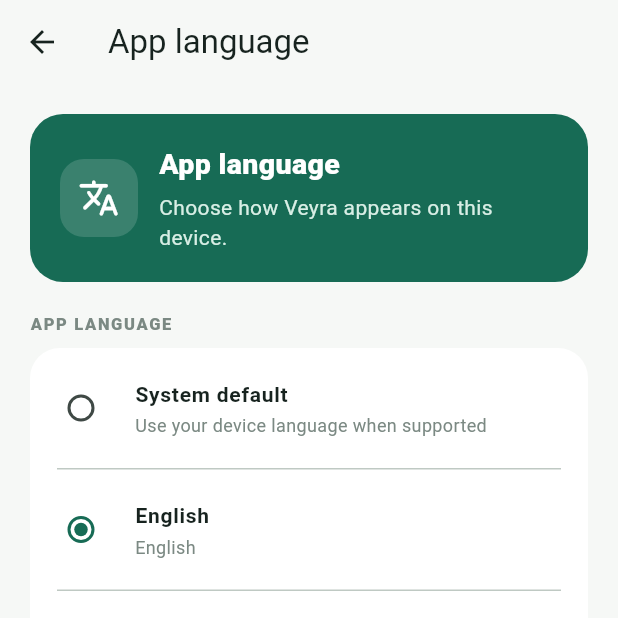
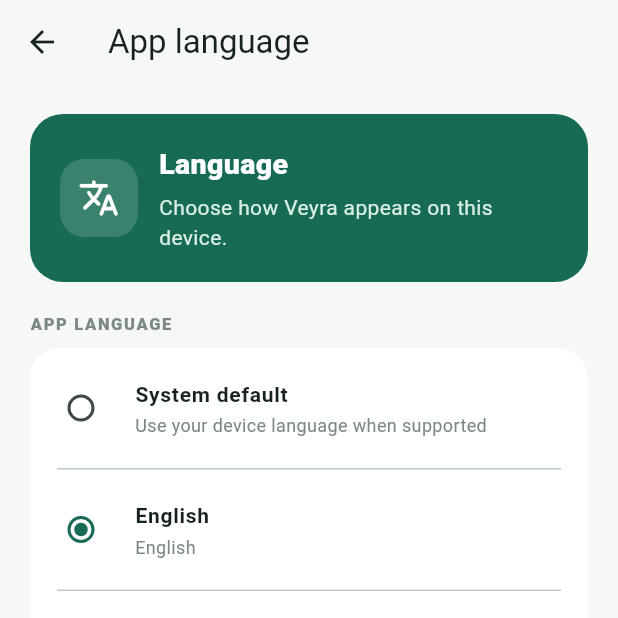
Before and after one commit to jejurkarabhya1-sketch/Chat, a Flutter app: the LanguageSettingsScreen screen opened directly, after a tap on "English", on a phone screen of 412 x 824 dp, the top half of it. Run offline on Flutter 3.47's test engine with Material 3 defaults, Android fonts, the light colour scheme and no system bars; our stand-ins replace file_picker, firebase_auth, firebase_core, firebase_messaging, shared_preferences; missing offline and left inert: cryptography; accounts and stored records are empty; network calls fail.

Commit message:
first commit 1`

```diff
--- a/mobile/lib/app_language.dart
+++ b/mobile/lib/app_language.dart
@@ -155,7 +155,7 @@
                 ),
                 const SizedBox(width: 14),
                 Expanded(child: Column(crossAxisAlignment: CrossAxisAlignment.start, children: [
-                  Text(tr(context, 'language_title'), style: const TextStyle(color: Colors.white, fontSize: 19, fontWeight: FontWeight.w800)),
+                  Text(tr(context, 'language'), style: const TextStyle(color: Colors.white, fontSize: 19, fontWeight: FontWeight.w800)),
                   const SizedBox(height: 5),
                   Text(tr(context, 'language_description'), style: const TextStyle(color: Color(0xFFD8EEE5), height: 1.4)),
                 ])),
--- a/mobile/lib/main.dart
+++ b/mobile/lib/main.dart
@@ -472,7 +472,7 @@
   @override Widget build(BuildContext context) => Scaffold(
     appBar: AppBar(leadingWidth: 42, titleSpacing: 4, title: Row(children: [CircleAvatar(backgroundColor: relayMint, child: Text(_initials(widget.title), style: const TextStyle(color: relayGreen, fontWeight: FontWeight.w800))), const SizedBox(width: 10), Expanded(child: Column(crossAxisAlignment: CrossAxisAlignment.start, children: [Text(widget.title, maxLines: 1, overflow: TextOverflow.ellipsis, style: const TextStyle(fontSize: 15, fontWeight: FontWeight.w800)), const Text('Conversation', style: TextStyle(fontSize: 11, color: muted))]))]), actions: [IconButton(onPressed: () {}, icon: const Icon(Icons.call_outlined)), IconButton(onPressed: () {}, icon: const Icon(Icons.more_vert_rounded))]),
     body: Column(children: [
-      Container(margin: const EdgeInsets.fromLTRB(14, 0, 14, 8), padding: const EdgeInsets.symmetric(horizontal: 12, vertical: 9), decoration: const BoxDecoration(color: Color(0xFFFFF4D8), borderRadius: BorderRadius.all(Radius.circular(12))), child: const Row(children: [Icon(Icons.info_outline_rounded, size: 17, color: Color(0xFF946200)), SizedBox(width: 8), Expanded(child: Text(AppConfig.allowPlaintextMessages ? 'Development demo: messages are not end-to-end encrypted. Never share sensitive information.' : 'Sending is disabled until end-to-end encryption is implemented and reviewed.', style: TextStyle(fontSize: 11, color: Color(0xFF795700))))])),
+      Container(margin: const EdgeInsets.fromLTRB(14, 0, 14, 8), padding: const EdgeInsets.symmetric(horizontal: 12, vertical: 9), decoration: const BoxDecoration(color: Color(0xFFFFF4D8), borderRadius: BorderRadius.all(Radius.circular(12))), child: Row(children: <Widget>[const Icon(Icons.info_outline_rounded, size: 17, color: Color(0xFF946200)), const SizedBox(width: 8), Expanded(child: Text(AppConfig.allowPlaintextMessages ? 'Development demo: messages are not end-to-end encrypted. Never share sensitive information.' : 'Sending is disabled until end-to-end encryption is implemented and reviewed.', style: const TextStyle(fontSize: 11, color: Color(0xFF795700))))])),
       Expanded(child: loading ? const Center(child: CircularProgressIndicator(color: relayGreen)) : messages.isEmpty ? const _StatePanel(icon: Icons.waving_hand_outlined, title: 'Say hello', subtitle: 'A good conversation can start with one simple message.') : ListView.builder(reverse: true, padding: const EdgeInsets.fromLTRB(14, 12, 14, 18), itemCount: messages.length, itemBuilder: (ctx, i) {
         final m = messages[messages.length - 1 - i] as Map<String, dynamic>;
         final mine = myUserId != null && m['sender_id'] == myUserId;
--- a/mobile/lib/storage_settings.dart
+++ b/mobile/lib/storage_settings.dart
@@ -279,6 +279,7 @@
               title: tr(context, 'data_saver'),
               subtitle: tr(context, 'data_saver_note'),
               child: SwitchListTile.adaptive(
+                key: const ValueKey('dataSaverSwitch'),
                 contentPadding: EdgeInsets.zero,
                 value: dataSaver,
                 onChanged: _setDataSaver,
```
Also changed, not shown: 2 other files.
